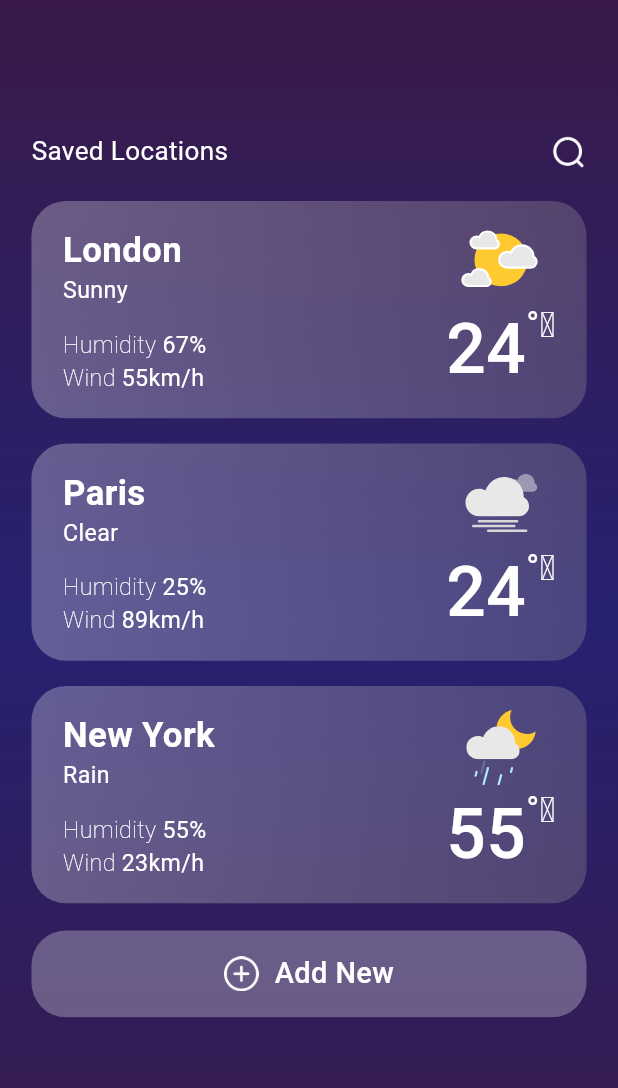
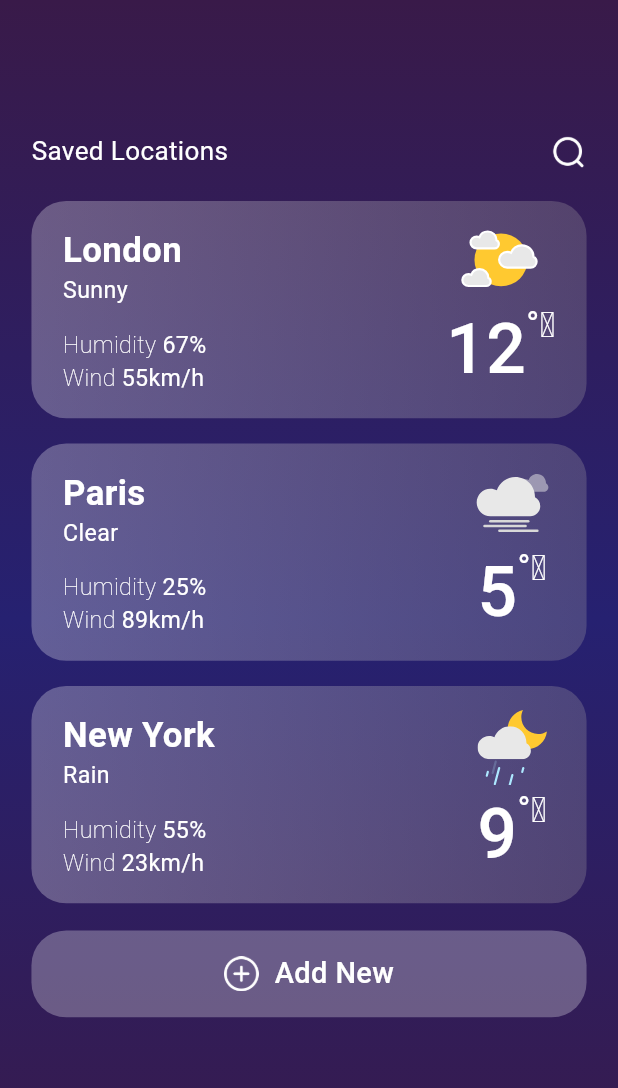
Before and after one commit to AbdealiRavat/weather-forecast, a Flutter app: the SavedLocationsScreen screen opened directly, on a phone screen of 412 x 824 dp. Shown: the top 1088 px of the screen. Run offline on Flutter 3.47's test engine with Material 2 defaults, Android fonts, the phone set to English and light mode, and no system bars; our stand-ins replace flutter_screenutil, geocoding, geolocator, get, lottie.

Commit message:
saved locations screen updated

```diff
--- a/lib/components/location_list_title.dart
+++ b/lib/components/location_list_title.dart
@@ -4,6 +4,7 @@ import 'package:lottie/lottie.dart';
 
 class LocationListTile extends StatelessWidget {
   String icon;
+  void Function()? onTap;
   String cityName;
   String weather;
   String humidity;
@@ -12,6 +13,7 @@ class LocationListTile extends StatelessWidget {
   LocationListTile({
     super.key,
     required this.icon,
+    required this.onTap,
     required this.cityName,
     required this.weather,
     required this.humidity,
@@ -21,7 +23,9 @@ class LocationListTile extends StatelessWidget {
 
   @override
   Widget build(BuildContext context) {
-    return Container(
+    return InkWell(
+      onTap: onTap,
+      child: Container(
         height: 150.h,
         margin: EdgeInsets.symmetric(
           vertical: 8.w,
@@ -102,6 +106,7 @@ class LocationListTile extends StatelessWidget {
             ),
           ],
         ),
+      ),
     );
   }
 }
--- a/lib/main.dart
+++ b/lib/main.dart
@@ -23,7 +23,7 @@ class MyApp extends StatelessWidget {
               colorScheme: ColorScheme.fromSeed(seedColor: Colors.deepPurple),
               useMaterial3: true,
             ),
-            home: HomeScreen(title: 'Flutter Home Page'),
+            home: HomeScreen(),
           );
         });
   }
--- a/lib/screens/saved_locations_screen.dart
+++ b/lib/screens/saved_locations_screen.dart
@@ -2,9 +2,9 @@ import 'package:flutter/material.dart';
 import 'package:flutter_screenutil/flutter_screenutil.dart';
 import 'package:get/get.dart';
 import 'package:weather_app/models/location_list_model.dart';
+import 'package:weather_app/screens/home_screen.dart';
 
 import '../components/location_list_title.dart';
-import '../controller/weather_controller.dart';
 
 class SavedLocationsScreen extends StatefulWidget {
   const SavedLocationsScreen({super.key});
@@ -14,29 +14,29 @@ class SavedLocationsScreen extends StatefulWidget {
 }
 
 class _SavedLocationsScreenState extends State<SavedLocationsScreen> {
-  WeatherController weatherController = Get.put(WeatherController());
+  // WeatherController weatherController = Get.put(WeatherController());
   List locationsList = [];
   String location = '';
-  fetchWeather() async {
-    try {
-      await weatherController.getWeather(locationsList[0]);
-    } catch (e) {
-      print(e.toString());
-    }
-  }
-
-  @override
-  void initState() {
-    fetchWeather();
-    super.initState();
-  }
+  // fetchWeather() async {
+  //   try {
+  //     await weatherController.getWeather(locationsList[0]);
+  //   } catch (e) {
+  //     print(e.toString());
+  //   }
+  // }
+  //
+  // @override
+  // void initState() {
+  //   fetchWeather();
+  //   super.initState();
+  // }
 
   @override
   Widget build(BuildContext context) {
     List<LocationListModel> locationListModel = [
-      LocationListModel(icon: '02d', cityName: 'London', weather: 'Sunny', humidity: '67', wind: '55', temp: '24'),
-      LocationListModel(icon: '50dn', cityName: 'Paris', weather: 'Clear', humidity: '25', wind: '89', temp: '24'),
-      LocationListModel(icon: '10n', cityName: 'New York', weather: 'Rain', humidity: '55', wind: '23', temp: '55'),
+      LocationListModel(icon: '02d', cityName: 'London', weather: 'Sunny', humidity: '67', wind: '55', temp: '12'),
+      LocationListModel(icon: '50dn', cityName: 'Paris', weather: 'Clear', humidity: '25', wind: '89', temp: '5'),
+      LocationListModel(icon: '10n', cityName: 'New York', weather: 'Rain', humidity: '55', wind: '23', temp: '9'),
     ];
     return Scaffold(
       body: Stack(
@@ -67,6 +67,12 @@ class _SavedLocationsScreenState extends State<SavedLocationsScreen> {
                         ? addNewButton()
                         : LocationListTile(
                             icon: locationListModel[index].icon.toString(),
+                            onTap: () {
+                              Get.offAll(() => HomeScreen(
+                                    cityName: locationListModel[index].cityName,
+                                  ));
+                              // Navigator.pop(context, locationsList[0]);
+                            },
                             cityName: locationListModel[index].cityName.toString(),
                             weather: locationListModel[index].weather.toString(),
                             humidity: locationListModel[index].humidity.toString(),
```
Also changed, not shown: lib/components/forecast_card.dart (+5 -11 lines), lib/components/forecast_comp.dart (+5 -5 lines), lib/components/weather_card.dart (+5 -2 lines), lib/controller/weather_controller.dart (+7 -7 lines), lib/screens/home_screen.dart (+16 -9 lines). Lines whose indentation alone changed are shown as unchanged.
